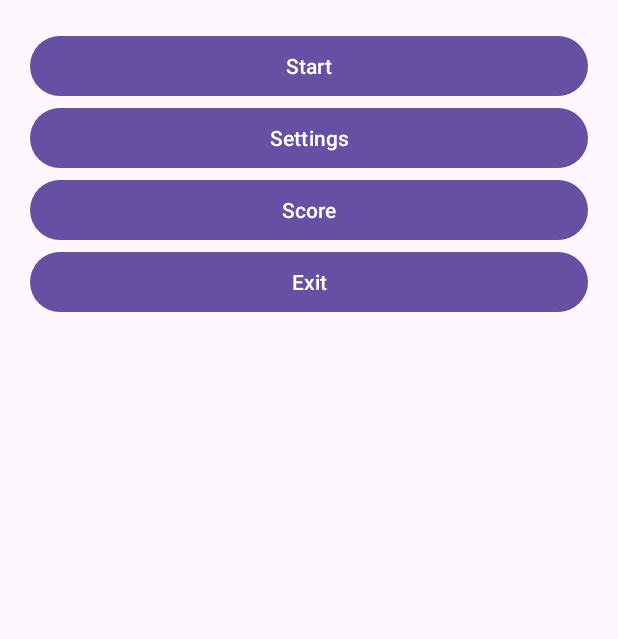
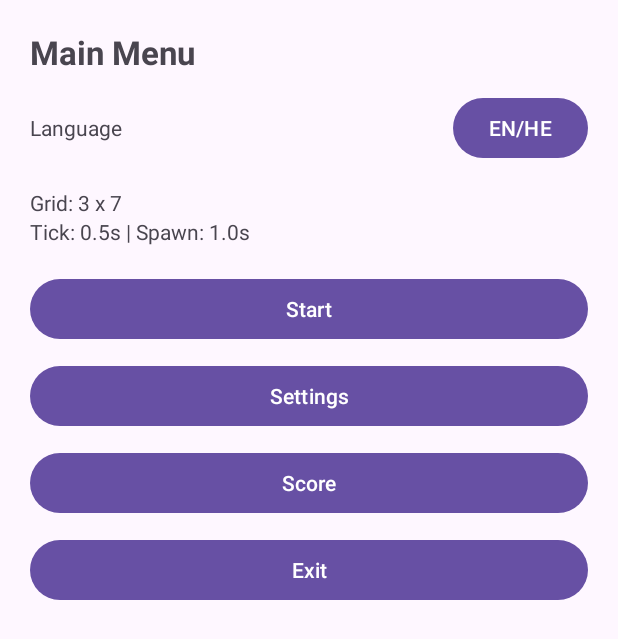
Before and after one commit to rongo270/carNumTwo, an Android app: the screen it shows after launch (StartMenuActivity), on a phone screen of 412 x 824 dp. Shown: the top 639 px of the screen. Run offline under Robolectric (Android 15) with nearby library versions, the phone set to English and light mode, and no system bars.

Commit message:
second commit

```diff
--- a/app/src/main/AndroidManifest.xml
+++ b/app/src/main/AndroidManifest.xml
@@ -7,7 +7,7 @@
         android:dataExtractionRules="@xml/data_extraction_rules"
         android:fullBackupContent="@xml/backup_rules"
         android:icon="@mipmap/ic_launcher"
-        android:label="@string/app_name"
+        android:label="chicken"
         android:roundIcon="@mipmap/ic_launcher_round"
         android:supportsRtl="true"
         android:theme="@style/Theme.CarNumTwo"
--- a/app/src/main/java/com/rongo/carnumtwo/core/config/GameDefaults.kt
+++ b/app/src/main/java/com/rongo/carnumtwo/core/config/GameDefaults.kt
@@ -13,4 +13,6 @@ object GameDefaults {
     const val DEFAULT_SPAWN_MS = 1000L  // New chicken spawns every 1s
 
     const val INVULNERABLE_MS = 1500L   // Spaceship blink duration
+
+    const val DEFAULT_LANGUAGE = "en" // "en" or "he"
 }
--- a/app/src/main/java/com/rongo/carnumtwo/core/config/PrefsKeys.kt
+++ b/app/src/main/java/com/rongo/carnumtwo/core/config/PrefsKeys.kt
@@ -2,11 +2,10 @@
 package com.rongo.carnumtwo.core.config
 
 object PrefsKeys {
-    const val PREFS_NAME = "app_settings"
-
+    const val PREFS_NAME = "space_chickens_settings"
     const val GRID_X = "grid_x"
     const val GRID_Y = "grid_y"
     const val TICK_MS = "tick_ms"
     const val SPAWN_MS = "spawn_ms"
-    const val LANGUAGE = "language" // "en" or "he"
+    const val LANGUAGE = "language"
 }
--- a/app/src/main/java/com/rongo/carnumtwo/core/ui/BaseLocalizedActivity.kt
+++ b/app/src/main/java/com/rongo/carnumtwo/core/ui/BaseLocalizedActivity.kt
@@ -3,14 +3,13 @@ package com.rongo.carnumtwo.core.ui
 
 import android.content.Context
 import androidx.appcompat.app.AppCompatActivity
+import com.rongo.carnumtwo.core.localization.LocaleManager
 import com.rongo.carnumtwo.core.storage.SettingsStorage
-import com.rongo.carnumtwo.core.localization.LocaleManager
 
 abstract class BaseLocalizedActivity : AppCompatActivity() {
 
     override fun attachBaseContext(newBase: Context) {
-        val settings = SettingsStorage(newBase).load()
-        val wrapped = LocaleManager.wrapContext(newBase, settings.language)
-        super.attachBaseContext(wrapped)
+        val lang = SettingsStorage(newBase).load().language
+        super.attachBaseContext(LocaleManager.wrapContext(newBase, lang))
     }
 }
--- a/app/src/main/java/com/rongo/carnumtwo/feature/menu/StartMenuActivity.kt
+++ b/app/src/main/java/com/rongo/carnumtwo/feature/menu/StartMenuActivity.kt
@@ -4,17 +4,28 @@ package com.rongo.carnumtwo.feature.menu
 import android.content.Intent
 import android.os.Bundle
 import android.widget.Button
+import android.widget.TextView
 import android.widget.Toast
-import androidx.appcompat.app.AppCompatActivity
 import com.rongo.carnumtwo.R
+import com.rongo.carnumtwo.core.storage.SettingsStorage
+import com.rongo.carnumtwo.core.ui.BaseLocalizedActivity
 import com.rongo.carnumtwo.feature.game.GameActivity
 import com.rongo.carnumtwo.feature.settings.SettingsActivity
 
-class StartMenuActivity : AppCompatActivity() {
+class StartMenuActivity : BaseLocalizedActivity() {
+
+    private lateinit var storage: SettingsStorage
+    private lateinit var tvSummaryGrid: TextView
+    private lateinit var tvSummarySpeed: TextView
 
     override fun onCreate(savedInstanceState: Bundle?) {
         super.onCreate(savedInstanceState)
         setContentView(R.layout.activity_start_menu)
+
+        storage = SettingsStorage(this)
+
+        tvSummaryGrid = findViewById(R.id.tv_summary_grid)
+        tvSummarySpeed = findViewById(R.id.tv_summary_speed)
 
         findViewById<Button>(R.id.btn_start).setOnClickListener {
             startActivity(Intent(this, GameActivity::class.java))
@@ -25,11 +36,37 @@ class StartMenuActivity : AppCompatActivity() {
         }
 
         findViewById<Button>(R.id.btn_score).setOnClickListener {
-            Toast.makeText(this, "Coming soon", Toast.LENGTH_SHORT).show()
+            Toast.makeText(this, getString(R.string.score_coming_soon), Toast.LENGTH_SHORT).show()
         }
 
         findViewById<Button>(R.id.btn_exit).setOnClickListener {
             finishAffinity()
         }
+
+        findViewById<Button>(R.id.btn_language).setOnClickListener {
+            toggleLanguage()
+        }
+    }
+
+    override fun onResume() {
+        super.onResume()
+        updateSummary()
+    }
+
+    private fun updateSummary() {
+        val s = storage.load()
+        tvSummaryGrid.text = getString(R.string.summary_grid, s.gridX, s.gridY)
+        tvSummarySpeed.text = getString(
+            R.string.summary_speed,
+            s.tickMs / 1000.0,
+            s.spawnMs / 1000.0
+        )
+    }
+
+    private fun toggleLanguage() {
+        val current = storage.load().language
+        val next = if (current == "en") "he" else "en"
+        storage.saveLanguage(next)
+        recreate()
     }
 }
--- a/app/src/main/res/layout/activity_start_menu.xml
+++ b/app/src/main/res/layout/activity_start_menu.xml
@@ -6,27 +6,70 @@
     android:orientation="vertical"
     android:padding="20dp">
 
+    <TextView
+        android:layout_width="wrap_content"
+        android:layout_height="wrap_content"
+        android:text="@string/menu_title"
+        android:textStyle="bold"
+        android:textSize="22sp"/>
+
+    <LinearLayout
+        android:layout_width="match_parent"
+        android:layout_height="wrap_content"
+        android:orientation="horizontal"
+        android:layout_marginTop="12dp">
+
+        <TextView
+            android:layout_width="0dp"
+            android:layout_height="wrap_content"
+            android:layout_weight="1"
+            android:text="@string/language_label"/>
+
+        <Button
+            android:id="@+id/btn_language"
+            android:layout_width="wrap_content"
+            android:layout_height="wrap_content"
+            android:text="EN/HE"/>
+    </LinearLayout>
+
+    <TextView
+        android:id="@+id/tv_summary_grid"
+        android:layout_width="wrap_content"
+        android:layout_height="wrap_content"
+        android:layout_marginTop="16dp"
+        android:text="Grid:" />
+
+    <TextView
+        android:id="@+id/tv_summary_speed"
+        android:layout_width="wrap_content"
+        android:layout_height="wrap_content"
+        android:text="Speed:" />
+
     <Button
         android:id="@+id/btn_start"
         android:layout_width="match_parent"
         android:layout_height="wrap_content"
-        android:text="Start"/>
+        android:layout_marginTop="18dp"
+        android:text="@string/btn_start"/>
 
     <Button
         android:id="@+id/btn_settings"
         android:layout_width="match_parent"
         android:layout_height="wrap_content"
-        android:text="Settings"/>
+        android:layout_marginTop="10dp"
+        android:text="@string/btn_settings"/>
 
     <Button
         android:id="@+id/btn_score"
         android:layout_width="match_parent"
         android:layout_height="wrap_content"
-        android:text="Score"/>
+        android:layout_marginTop="10dp"
+        android:text="@string/btn_score"/>
 
     <Button
         android:id="@+id/btn_exit"
         android:layout_width="match_parent"
         android:layout_height="wrap_content"
-        android:text="Exit"/>
+        android:layout_marginTop="10dp"
+        android:text="@string/btn_exit"/>
 </LinearLayout>
--- a/app/src/main/res/values/strings.xml
+++ b/app/src/main/res/values/strings.xml
@@ -1,15 +1,20 @@
 <resources>
-    <string name="app_name">Space Chickens</string>
-
     <string name="menu_title">Main Menu</string>
     <string name="btn_start">Start</string>
     <string name="btn_settings">Settings</string>
     <string name="btn_score">Score</string>
     <string name="btn_exit">Exit</string>
 
-    <string name="toast_score_coming_soon">Score screen is coming soon</string>
+    <string name="language_label">Language</string>
+    <string name="score_coming_soon">Score screen is coming soon</string>
 
-    <string name="lang_toggle">Language</string>
-    <string name="lang_en">English</string>
-    <string name="lang_he">Hebrew</string>
+    <string name="settings_title">Settings</string>
+    <string name="grid_size_title">Grid Size</string>
+    <string name="grid_x">X (columns)</string>
+    <string name="grid_y">Y (rows)</string>
+    <string name="apply">Apply</string>
+    <string name="saved">Saved</string>
+
+    <string name="summary_grid">Grid: %1$d x %2$d</string>
+    <string name="summary_speed">Tick: %1$.1fs | Spawn: %2$.1fs</string>
 </resources>
```
Also changed, not shown: app/src/main/java/com/rongo/carnumtwo/core/storage/SettingsStorage.kt (+1 -8 lines), app/src/main/java/com/rongo/carnumtwo/feature/settings/SettingsActivity.kt (+33 -2 lines), app/src/main/res/layout/activity_settings.xml (+64 -2 lines), 1 other file.
